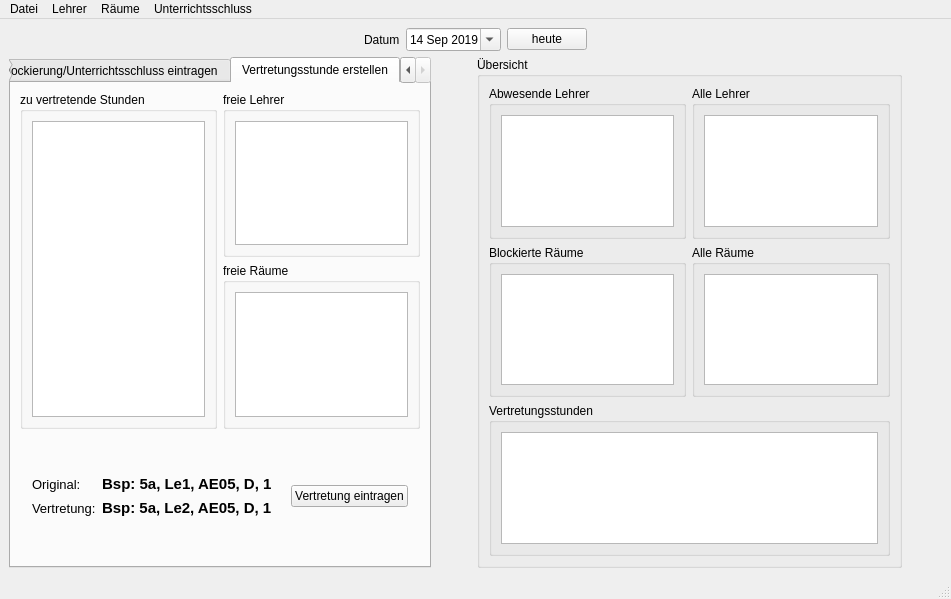
Before: the Qt Designer form alternativeWindow.ui in LordMuetze/InformatikVertretungsplan, drawn with Qt 5.
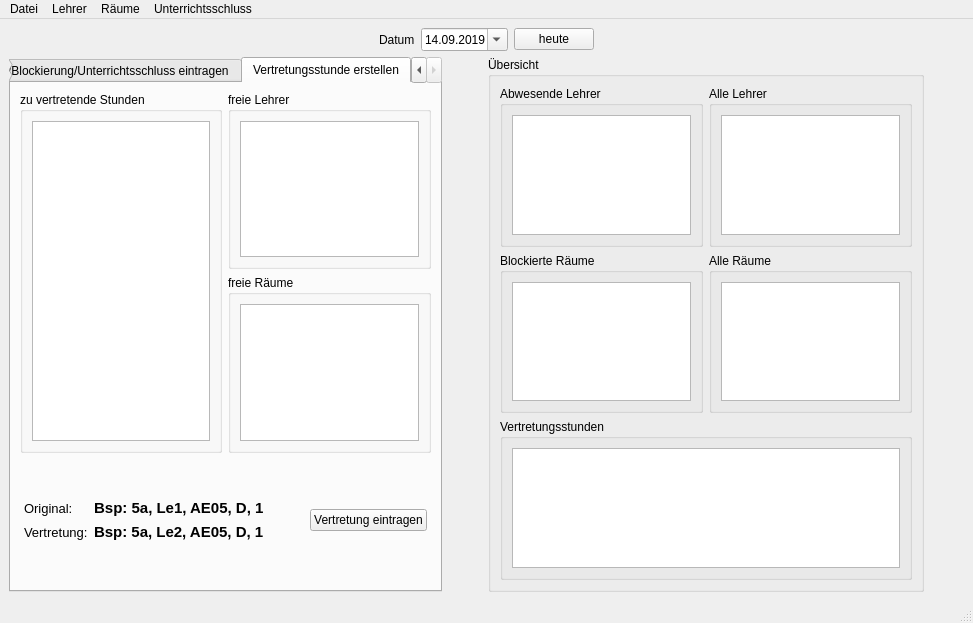
After: the same form once the commit is applied.

```diff
--- a/alternativeWindow.ui
+++ b/alternativeWindow.ui
@@ -6,8 +6,8 @@
    <rect>
     <x>0</x>
     <y>0</y>
-    <width>951</width>
-    <height>599</height>
+    <width>973</width>
+    <height>623</height>
    </rect>
   </property>
   <property name="windowTitle">
@@ -59,6 +59,12 @@
           <day>1</day>
          </datetime>
         </property>
+        <property name="currentSection">
+         <enum>QDateTimeEdit::YearSection</enum>
+        </property>
+        <property name="displayFormat">
+         <string>dd.MM.yyyy</string>
+        </property>
         <property name="calendarPopup">
          <bool>true</bool>
         </property>
@@ -281,6 +287,9 @@
                 <property name="orientation">
                  <enum>Qt::Horizontal</enum>
                 </property>
+                <property name="sizeType">
+                 <enum>QSizePolicy::Minimum</enum>
+                </property>
                 <property name="sizeHint" stdset="0">
                  <size>
                   <width>40</width>
@@ -348,7 +357,35 @@
              </property>
              <layout class="QVBoxLayout" name="verticalLayout_3">
               <item>
-               <widget class="QTableView" name="lv_abwesendeLehrer"/>
+               <widget class="QTableWidget" name="tw_abwesendeLehrer">
+                <property name="editTriggers">
+                 <set>QAbstractItemView::NoEditTriggers</set>
+                </property>
+                <property name="dragDropOverwriteMode">
+                 <bool>true</bool>
+                </property>
+                <property name="rowCount">
+                 <number>0</number>
+                </property>
+                <attribute name="horizontalHeaderShowSortIndicator" stdset="0">
+                 <bool>false</bool>
+                </attribute>
+                <attribute name="horizontalHeaderStretchLastSection">
+                 <bool>true</bool>
+                </attribute>
+                <attribute name="verticalHeaderVisible">
+                 <bool>false</bool>
+                </attribute>
+                <attribute name="verticalHeaderHighlightSections">
+                 <bool>false</bool>
+                </attribute>
+                <attribute name="verticalHeaderMinimumSectionSize">
+                 <number>1</number>
+                </attribute>
+                <attribute name="verticalHeaderStretchLastSection">
+                 <bool>false</bool>
+                </attribute>
+               </widget>
               </item>
              </layout>
             </widget>
@@ -360,7 +397,26 @@
              </property>
              <layout class="QVBoxLayout" name="verticalLayout">
               <item>
-               <widget class="QTableWidget" name="tw_alleLehrer"/>
+               <widget class="QTableWidget" name="tw_alleLehrer">
+                <property name="editTriggers">
+                 <set>QAbstractItemView::NoEditTriggers</set>
+                </property>
+                <attribute name="horizontalHeaderVisible">
+                 <bool>false</bool>
+                </attribute>
+                <attribute name="horizontalHeaderStretchLastSection">
+                 <bool>true</bool>
+                </attribute>
+                <attribute name="verticalHeaderVisible">
+                 <bool>false</bool>
+                </attribute>
+                <attribute name="verticalHeaderHighlightSections">
+                 <bool>false</bool>
+                </attribute>
+                <attribute name="verticalHeaderStretchLastSection">
+                 <bool>false</bool>
+                </attribute>
+               </widget>
               </item>
              </layout>
             </widget>
@@ -376,7 +432,29 @@
              </property>
              <layout class="QVBoxLayout" name="verticalLayout_4">
               <item>
-               <widget class="QTableView" name="tv_blockierteRaeume"/>
+               <widget class="QTableWidget" name="tw_blockierteRaeume">
+                <property name="editTriggers">
+                 <set>QAbstractItemView::NoEditTriggers</set>
+                </property>
+                <property name="rowCount">
+                 <number>0</number>
+                </property>
+                <attribute name="horizontalHeaderShowSortIndicator" stdset="0">
+                 <bool>false</bool>
+                </attribute>
+                <attribute name="horizontalHeaderStretchLastSection">
+                 <bool>true</bool>
+                </attribute>
+                <attribute name="verticalHeaderVisible">
+                 <bool>false</bool>
+                </attribute>
+                <attribute name="verticalHeaderHighlightSections">
+                 <bool>false</bool>
+                </attribute>
+                <attribute name="verticalHeaderMinimumSectionSize">
+                 <number>1</number>
+                </attribute>
+               </widget>
               </item>
              </layout>
             </widget>
@@ -388,7 +466,26 @@
              </property>
              <layout class="QVBoxLayout" name="verticalLayout_2">
               <item>
-               <widget class="QTableWidget" name="tw_alleRaeume"/>
+               <widget class="QTableWidget" name="tw_alleRaeume">
+                <property name="editTriggers">
+                 <set>QAbstractItemView::NoEditTriggers</set>
+                </property>
+                <attribute name="horizontalHeaderVisible">
+                 <bool>false</bool>
+                </attribute>
+                <attribute name="horizontalHeaderStretchLastSection">
+                 <bool>true</bool>
+                </attribute>
+                <attribute name="verticalHeaderVisible">
+                 <bool>false</bool>
+                </attribute>
+                <attribute name="verticalHeaderHighlightSections">
+                 <bool>false</bool>
+                </attribute>
+                <attribute name="verticalHeaderStretchLastSection">
+                 <bool>false</bool>
+                </attribute>
+               </widget>
               </item>
              </layout>
             </widget>
@@ -435,7 +532,7 @@
     <rect>
      <x>0</x>
      <y>0</y>
-     <width>951</width>
+     <width>973</width>
      <height>21</height>
     </rect>
    </property>
```
Left out of the diff: 5 changed lines with no effect on the pictures.
